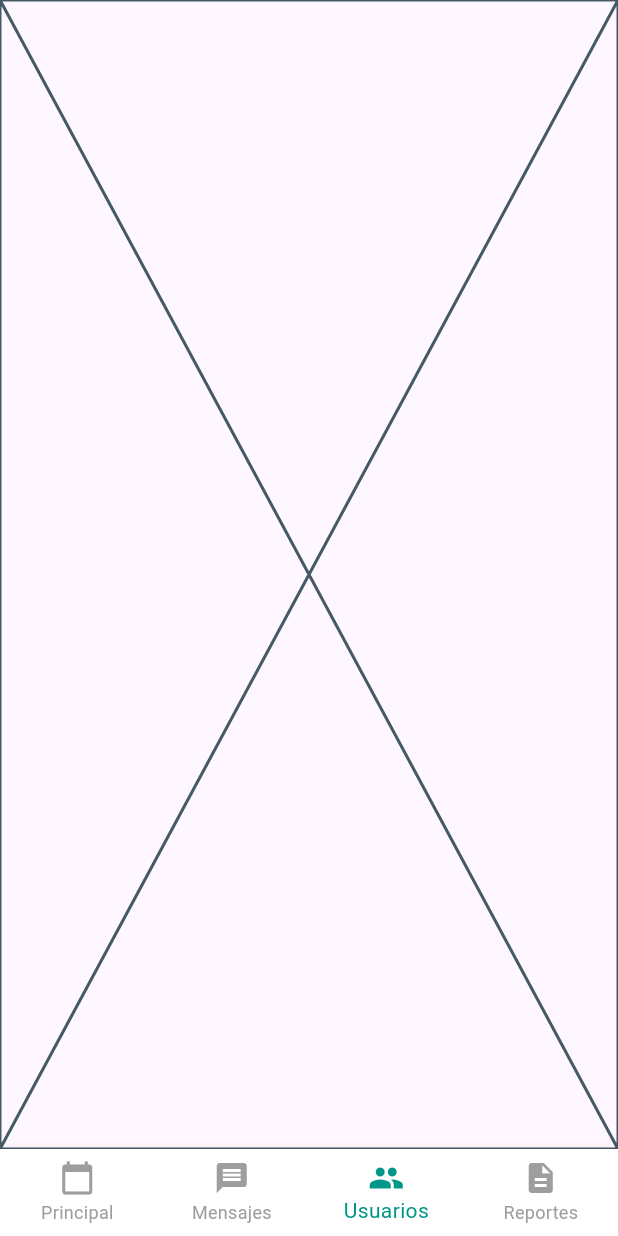
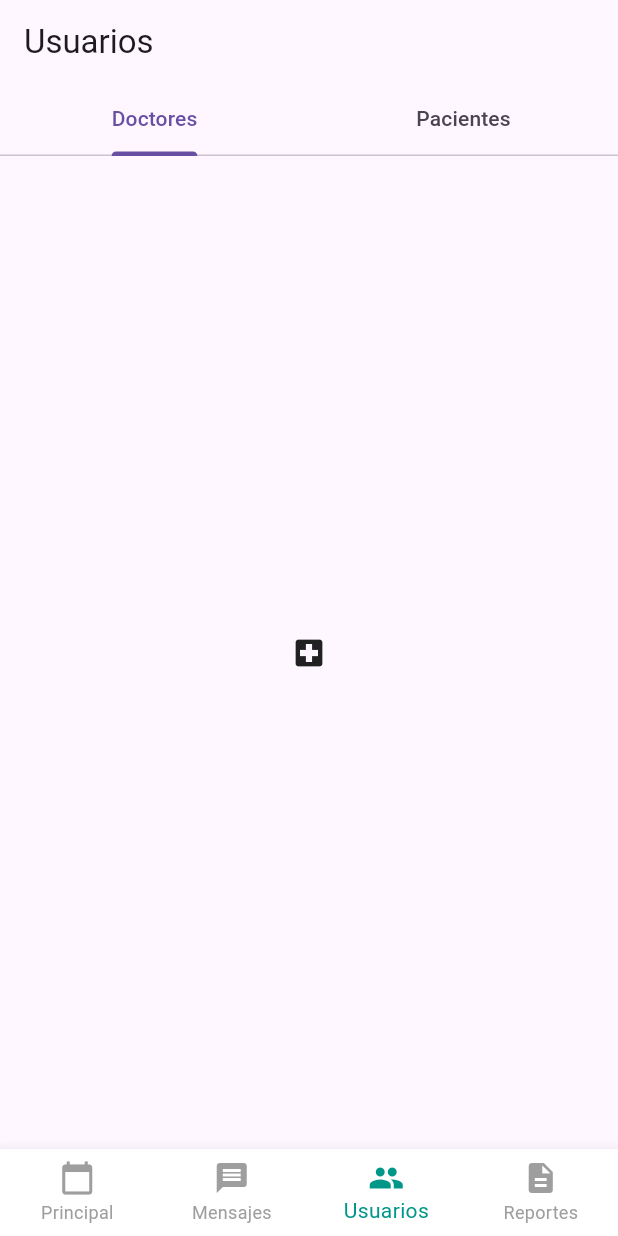
Before and after one commit to BernysCS/cm_dayenu, a Flutter app: the screen it shows after launch, item 3 of the bottom bar chosen, on a phone screen of 412 x 824 dp. Run offline on Flutter 3.47's test engine with Material 3 defaults, Android fonts, the phone set to English and light mode, and no system bars; our stand-ins replace cloud_firestore, firebase_core; accounts and stored records are empty.

Commit message:
mejorar pantalla usuarios

```diff
--- a/lib/view/navegacion.dart
+++ b/lib/view/navegacion.dart
@@ -1,7 +1,7 @@
 import 'package:cm_dayenu/view/pantallas/mensajes.dart';
 import 'package:cm_dayenu/view/pantallas/Principal/principal.dart';
 import 'package:cm_dayenu/view/pantallas/reportes.dart';
-import 'package:cm_dayenu/view/pantallas/usuarios.dart';
+import 'package:cm_dayenu/view/pantallas/usuarios/usuarios.dart';
 import 'package:flutter/material.dart';
 
 class Navegacion extends StatefulWidget {
--- a/lib/view/pantallas/usuarios.dart
+++ /dev/null
@@ -1,15 +0,0 @@
-import 'package:flutter/material.dart';
-
-class PantallaUsuarios extends StatefulWidget {
-  const PantallaUsuarios({super.key});
-
-  @override
-  State<PantallaUsuarios> createState() => _PantallaUsuariosState();
-}
-
-class _PantallaUsuariosState extends State<PantallaUsuarios> {
-  @override
-  Widget build(BuildContext context) {
-    return const Placeholder();
-  }
-}
--- /dev/null
+++ b/lib/view/pantallas/usuarios/usuarios.dart
@@ -0,0 +1,34 @@
+import 'package:flutter/material.dart';
+
+class PantallaUsuarios extends StatefulWidget {
+  const PantallaUsuarios({super.key});
+
+  @override
+  State<PantallaUsuarios> createState() => _PantallaUsuariosState();
+}
+
+class _PantallaUsuariosState extends State<PantallaUsuarios> {
+  @override
+  Widget build(BuildContext context) {
+    return DefaultTabController(
+      length: 2, // Número de pestañas
+      child: Scaffold(
+        appBar: AppBar(
+          title: const Text('Usuarios'),
+          bottom: const TabBar(
+            tabs: [
+              Tab(text: 'Doctores'),
+              Tab(text: 'Pacientes'),
+            ],
+          ),
+        ),
+        body: const TabBarView(
+          children: [
+            Icon(Icons.local_hospital),
+            Icon(Icons.supervised_user_circle_sharp),
+          ],
+        ),
+      ),
+    );
+  }
+}
```
